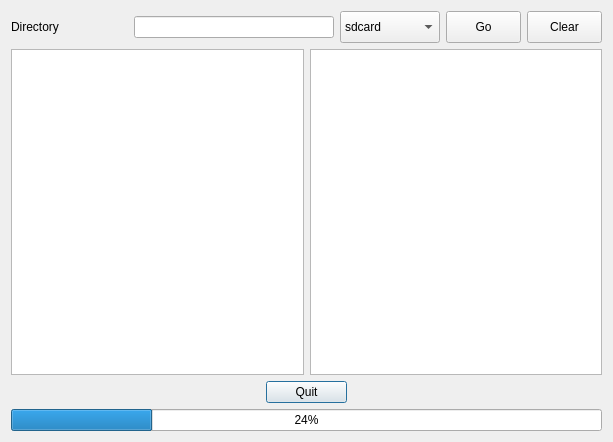
Above: usbfiledialog.ui from Eliminater74/adblink before the change. Below: the same form after it.
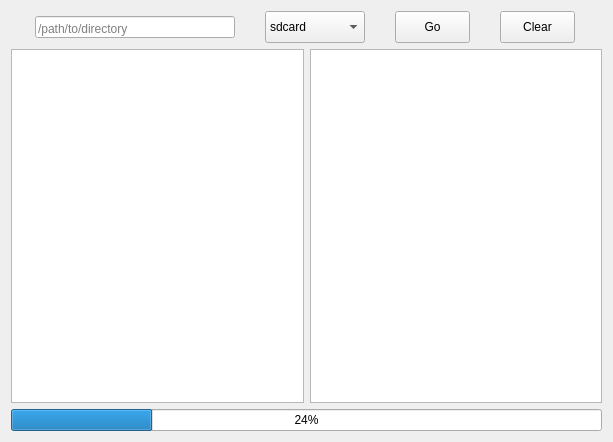
That is the form after the change. Custom widgets are drawn as their Qt base class.

```diff
--- a/usbfiledialog.ui
+++ b/usbfiledialog.ui
@@ -25,13 +25,6 @@
    </property>
    <item>
     <layout class="QHBoxLayout" name="horizontalLayout_4">
-     <item>
-      <widget class="QLabel" name="label">
-       <property name="text">
-        <string>Directory</string>
-       </property>
-      </widget>
-     </item>
      <item>
       <widget class="QLineEdit" name="customdir">
        <property name="minimumSize">
@@ -55,6 +48,9 @@
        <property name="alignment">
         <set>Qt::AlignBottom|Qt::AlignLeading|Qt::AlignLeft</set>
        </property>
+       <property name="placeholderText">
+        <string>/path/to/directory</string>
+       </property>
       </widget>
      </item>
      <item>
@@ -224,35 +220,6 @@
      </item>
     </layout>
    </item>
-   <item>
-    <layout class="QHBoxLayout" name="horizontalLayout_2">
-     <item>
-      <widget class="QPushButton" name="cancelButton">
-       <property name="maximumSize">
-        <size>
-         <width>81</width>
-         <height>32</height>
-        </size>
-       </property>
-       <property name="focusPolicy">
-        <enum>Qt::NoFocus</enum>
-       </property>
-       <property name="toolTip">
-        <string>&lt;html&gt;&lt;head/&gt;&lt;body&gt;&lt;p&gt;Close File Manager&lt;/p&gt;&lt;/body&gt;&lt;/html&gt;</string>
-       </property>
-       <property name="text">
-        <string>Quit</string>
-       </property>
-       <property name="autoDefault">
-        <bool>false</bool>
-       </property>
-       <property name="default">
-        <bool>true</bool>
-       </property>
-      </widget>
-     </item>
-    </layout>
-   </item>
    <item>
     <widget class="QProgressBar" name="usbprogressBar">
      <property name="value">
```
Left out of the diff: 19 changed lines with no effect on the pictures.
